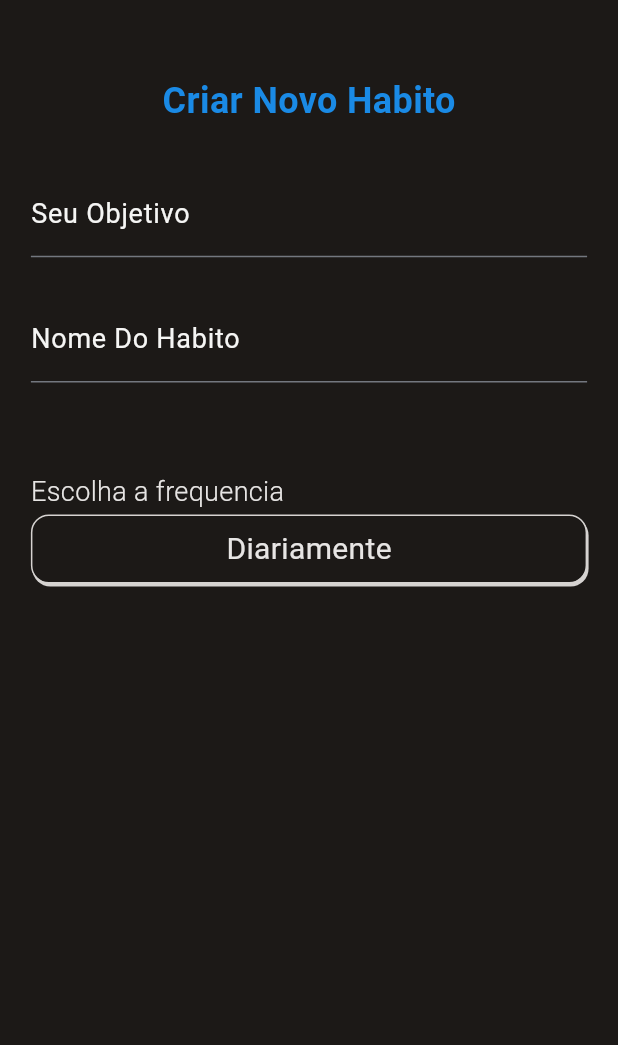
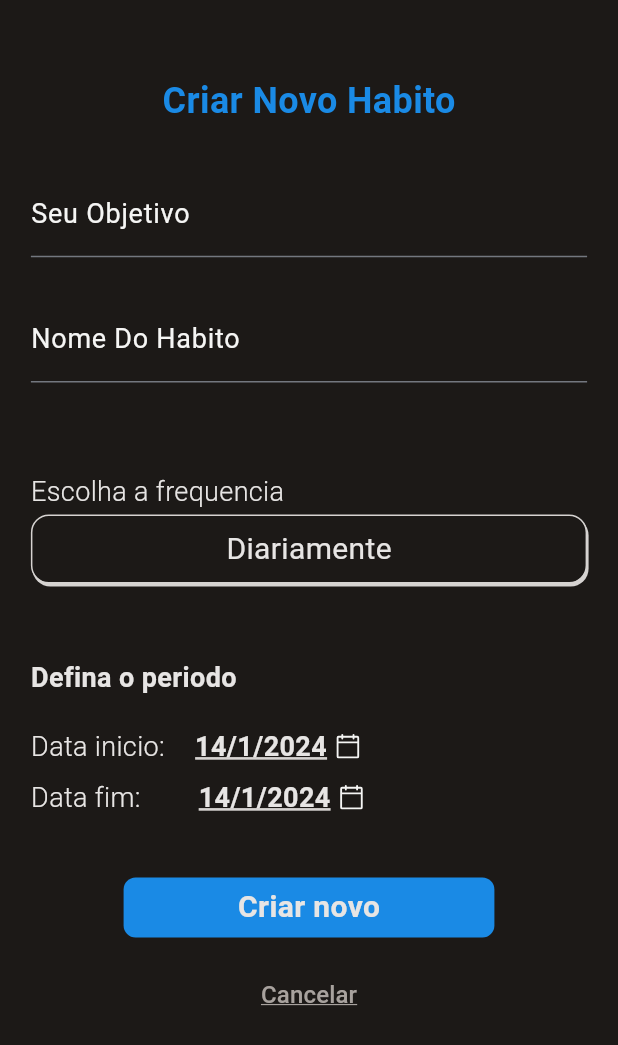
Before and after one commit to mozart-rue/habit_manager, a Flutter app: the CreateHabitScreen screen opened by its route, on a phone screen of 412 x 824 dp. Shown: the top 1045 px of the screen. Run offline on Flutter 3.47's test engine with Material 3 defaults, Android fonts, the phone set to English and light mode, and no system bars; our stand-ins replace email_validator, flutter_phosphor_icons, gap; missing offline and left inert: bottom_bar, validatorless.

Commit message:
feat: add datepicker for period and butons to save and cancel

```diff
--- a/lib/core/ui/pages/create_habit/create_habit_screen.dart
+++ b/lib/core/ui/pages/create_habit/create_habit_screen.dart
@@ -1,6 +1,8 @@
 import 'package:flutter/material.dart';
 import 'package:gap/gap.dart';
+import 'package:habit_manager/core/ui/components/display_date_picked_component.dart';
 import 'package:habit_manager/core/ui/components/input_text_form_field_component.dart';
+import 'package:habit_manager/core/ui/components/main_button_component.dart';
 import 'package:habit_manager/core/ui/consts/app_colors.dart';
 import 'package:habit_manager/core/ui/pages/background/background_screen.dart';
 
@@ -14,6 +16,9 @@ class CreateHabitScreen extends StatefulWidget {
 class _CreateHabitScreenState extends State<CreateHabitScreen> {
   final TextEditingController yourGoalController = TextEditingController();
   final TextEditingController habitNameController = TextEditingController();
+
+  DateTime startDateSelected = DateTime.now();
+  DateTime finalDateSelected = DateTime.now();
 
   @override
   Widget build(BuildContext context) {
@@ -96,6 +101,84 @@ class _CreateHabitScreenState extends State<CreateHabitScreen> {
                       ],
                     ),
                   ),
+                  const Gap(50),
+                  SizedBox(
+                    width: size.width * 0.9,
+                    child: Column(
+                      crossAxisAlignment: CrossAxisAlignment.start,
+                      children: [
+                        const Text(
+                          'Defina o periodo',
+                          style: TextStyle(
+                            color: AppColors.slate200,
+                            fontWeight: FontWeight.w600,
+                            fontSize: 18,
+                          ),
+                        ),
+                        const Gap(20),
+                        DisplayDatePickedComponent(
+                          title: 'Data inicio:',
+                          dateText:
+                              '${startDateSelected.day}/${startDateSelected.month}/${startDateSelected.year}',
+                          onTap: () async {
+                            final DateTime? dateTime = await showDatePicker(
+                              context: context,
+                              initialDate: startDateSelected,
+                              firstDate: DateTime(DateTime.now().year),
+                              lastDate: DateTime(2100),
+                            );
+
+                            if (dateTime != null) {
+                              setState(() {
+                                startDateSelected = dateTime;
+                              });
+                            }
+                          },
+                        ),
+                        const Gap(8),
+                        DisplayDatePickedComponent(
+                          title: 'Data fim:    ',
+                          dateText:
+                              '${finalDateSelected.day}/${finalDateSelected.month}/${finalDateSelected.year}',
+                          onTap: () async {
+                            final DateTime? dateTime = await showDatePicker(
+                              context: context,
+                              initialDate: finalDateSelected,
+                              firstDate: DateTime(DateTime.now().year),
+                              lastDate: DateTime(2100),
+                            );
+
+                            if (dateTime != null) {
+                              setState(() {
+                                finalDateSelected = dateTime;
+                              });
+                            }
+                          },
+                        ),
+                      ],
+                    ),
+                  ),
+                  const Gap(40),
+                  MainButtonComponent(
+                    title: 'Criar novo',
+                    onPress: () {},
+                  ),
+                  const Gap(14),
+                  TextButton(
+                    onPressed: () {
+                      Navigator.of(context).pop();
+                    },
+                    child: const Text(
+                      'Cancelar',
+                      style: TextStyle(
+                        color: AppColors.slate400,
+                        decoration: TextDecoration.underline,
+                        decorationThickness: 1,
+                        decorationColor: AppColors.slate400,
+                        fontSize: 16,
+                      ),
+                    ),
+                  ),
                 ],
               ),
             ),
```
